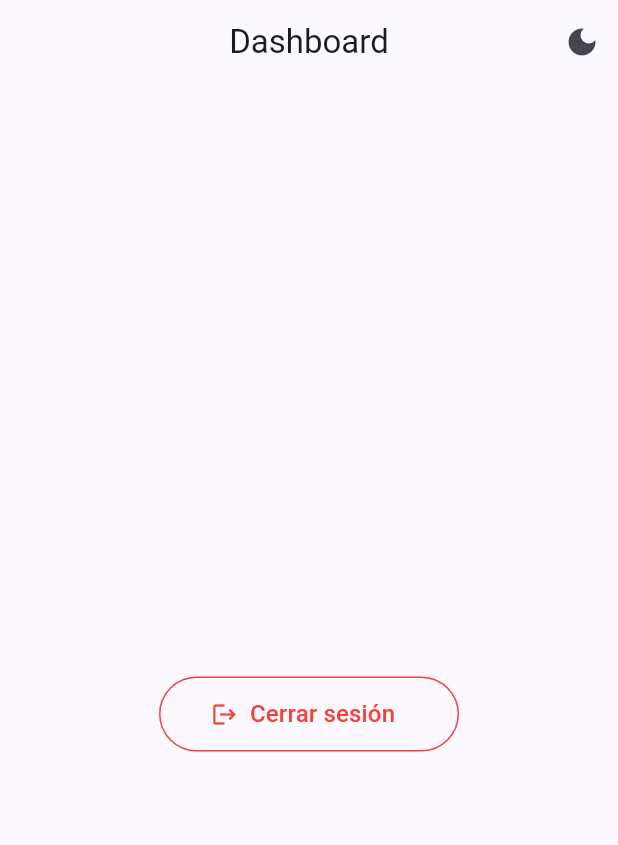
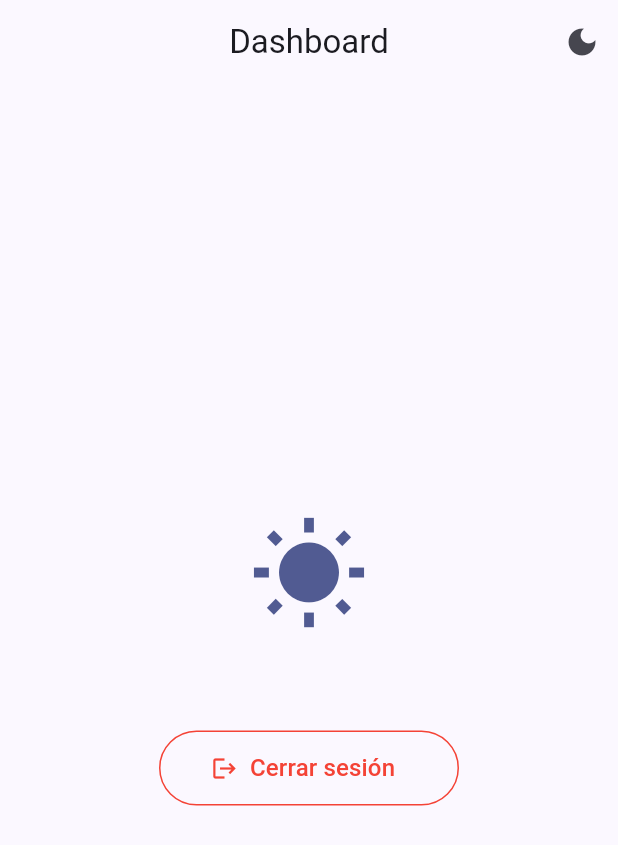
Before and after one commit to Pekash/desarrollo_movil_amero_202562, a Flutter app: the DashboardScreen screen opened directly, on a phone screen of 412 x 824 dp. Shown: the top 845 px of the screen. Run offline on Flutter 3.47's test engine with Material 3 defaults, Android fonts, the phone set to English and light mode, and no system bars.

Commit message:
Icon fix

```diff
--- a/lib/screens/dashboard_screen.dart
+++ b/lib/screens/dashboard_screen.dart
@@ -2,9 +2,14 @@ import 'package:flutter/material.dart';
 import '../main.dart';
 import 'login_screen.dart';
 
-class DashboardScreen extends StatelessWidget {
+class DashboardScreen extends StatefulWidget {
   const DashboardScreen({super.key});
 
+  @override
+  State<DashboardScreen> createState() => _DashboardScreenState();
+}
+
+class _DashboardScreenState extends State<DashboardScreen> {
   @override
   Widget build(BuildContext context) {
     final appState = MyApp.of(context);
@@ -29,8 +34,13 @@ class DashboardScreen extends StatelessWidget {
         child: Column(
           mainAxisAlignment: MainAxisAlignment.center,
           children: [
+            Icon(
+              isDark ? Icons.nights_stay : Icons.wb_sunny,
+              size: 80,
+              color: Theme.of(context).colorScheme.primary,
+            ),
             const SizedBox(height: 16),
-            const SizedBox(height: 8),
+
             const SizedBox(height: 48),
             SizedBox(
               width: 200,
@@ -42,8 +52,7 @@ class DashboardScreen extends StatelessWidget {
                   (route) => false,
                 ),
                 icon: const Icon(Icons.logout),
-                label: const Text('Cerrar sesión',
-                    style: TextStyle(fontSize: 16)),
+                label: const Text('Cerrar sesión', style: TextStyle(fontSize: 16)),
                 style: OutlinedButton.styleFrom(
                   foregroundColor: Colors.red,
                   side: const BorderSide(color: Colors.red),
```
